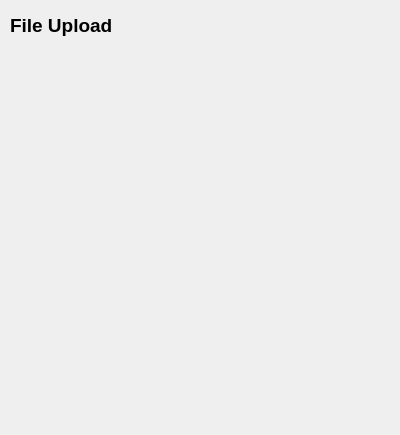
The window that uploaddialog.ui (rylo5688/DropBucket-Client) describes before a commit, drawn with Qt 5.
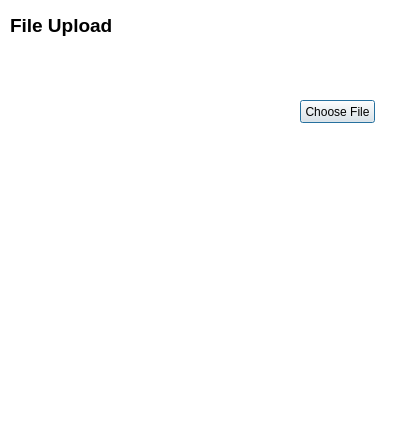
The same window after the commit. Icons and pictures are not drawn.

Commit message: Drag and drop works, upload dialog UI

Patch:
```diff
--- a/uploaddialog.ui
+++ b/uploaddialog.ui
@@ -10,6 +10,70 @@
     <height>435</height>
    </rect>
   </property>
+  <property name="palette">
+   <palette>
+    <active>
+     <colorrole role="Base">
+      <brush brushstyle="SolidPattern">
+       <color alpha="255">
+        <red>255</red>
+        <green>255</green>
+        <blue>255</blue>
+       </color>
+      </brush>
+     </colorrole>
+     <colorrole role="Window">
+      <brush brushstyle="SolidPattern">
+       <color alpha="255">
+        <red>255</red>
+        <green>255</green>
+        <blue>255</blue>
+       </color>
+      </brush>
+     </colorrole>
+    </active>
+    <inactive>
+     <colorrole role="Base">
+      <brush brushstyle="SolidPattern">
+       <color alpha="255">
+        <red>255</red>
+        <green>255</green>
+        <blue>255</blue>
+       </color>
+      </brush>
+     </colorrole>
+     <colorrole role="Window">
+      <brush brushstyle="SolidPattern">
+       <color alpha="255">
+        <red>255</red>
+        <green>255</green>
+        <blue>255</blue>
+       </color>
+      </brush>
+     </colorrole>
+    </inactive>
+    <disabled>
+     <colorrole role="Base">
+      <brush brushstyle="SolidPattern">
+       <color alpha="255">
+        <red>255</red>
+        <green>255</green>
+        <blue>255</blue>
+       </color>
+      </brush>
+     </colorrole>
+     <colorrole role="Window">
+      <brush brushstyle="SolidPattern">
+       <color alpha="255">
+        <red>255</red>
+        <green>255</green>
+        <blue>255</blue>
+       </color>
+      </brush>
+     </colorrole>
+    </disabled>
+   </palette>
+  </property>
   <property name="windowTitle">
    <string>Dialog</string>
   </property>
@@ -37,6 +101,39 @@
     <string>File Upload</string>
    </property>
   </widget>
+  <widget class="QPushButton" name="pushButton">
+   <property name="geometry">
+    <rect>
+     <x>300</x>
+     <y>100</y>
+     <width>75</width>
+     <height>23</height>
+    </rect>
+   </property>
+   <property name="text">
+    <string>Choose File</string>
+   </property>
+  </widget>
+  <widget class="QPushButton" name="pushButton_2">
+   <property name="geometry">
+    <rect>
+     <x>140</x>
+     <y>150</y>
+     <width>75</width>
+     <height>61</height>
+    </rect>
+   </property>
+   <property name="styleSheet">
+    <string notr="true">QPushButton { image: url(:/icons/upload.png); color: white; border: none; }
+
+QPushButton:hover { background-color: rgb(222, 222, 222); }
+
+QPushButton:pressed { background-color: rgb(144, 144, 144);  }</string>
+   </property>
+   <property name="text">
+    <string/>
+   </property>
+  </widget>
  </widget>
  <resources/>
  <connections/>
```
The commit also changes 4 other files.
